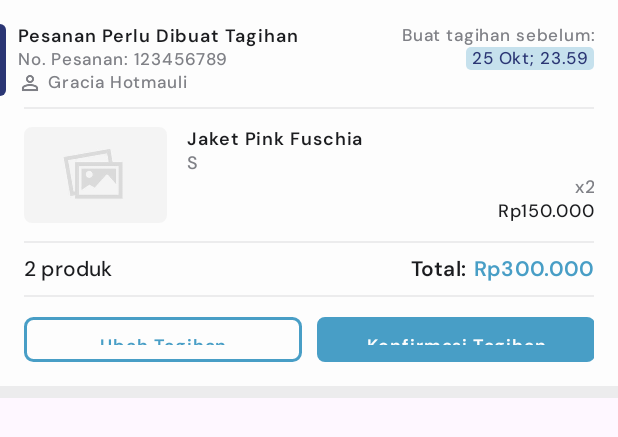
After one commit to shaulascr/ecommerce_serang, an Android app: the layout item_sells_order.xml on its own in the app's theme, with its tools: preview values and no code run, on a phone screen of 412 x 824 dp. The commit adds this screen. Shown: the top 437 px of the screen. Run offline under Robolectric (Android 15) with nearby library versions, the light colour scheme and no system bars; network calls fail.

Commit message:
ui update sells

```diff
--- /dev/null
+++ b/app/src/main/res/drawable/shape_sells_title.xml
@@ -0,0 +1,8 @@
+<?xml version="1.0" encoding="utf-8"?>
+<shape xmlns:android="http://schemas.android.com/apk/res/android"
+    android:shape="rectangle">
+    <solid android:color="@color/darkblue_500" />
+    <corners
+        android:topRightRadius="4dp"
+        android:bottomRightRadius="4dp"/>
+</shape>
--- a/app/src/main/res/layout/activity_my_store.xml
+++ b/app/src/main/res/layout/activity_my_store.xml
@@ -83,7 +83,7 @@
 
                 <View
                     android:id="@+id/line_profile"
-                    android:layout_width="380dp"
+                    android:layout_width="match_parent"
                     android:layout_height="1dp"
                     android:layout_marginTop="10dp"
                     android:background="@color/black_50"
--- /dev/null
+++ b/app/src/main/res/layout/item_sells_order.xml
@@ -0,0 +1,292 @@
+<?xml version="1.0" encoding="utf-8"?>
+<androidx.constraintlayout.widget.ConstraintLayout xmlns:android="http://schemas.android.com/apk/res/android"
+    xmlns:app="http://schemas.android.com/apk/res-auto"
+    android:layout_width="match_parent"
+    android:layout_height="wrap_content"
+    android:background="@color/white"
+    android:paddingTop="16dp">
+
+    <!-- Order Header -->
+    <View
+        android:id="@+id/shape_sells_title"
+        android:layout_width="4dp"
+        android:layout_height="48dp"
+        android:background="@drawable/shape_sells_title"
+        app:layout_constraintStart_toStartOf="parent"
+        app:layout_constraintTop_toTopOf="parent"/>
+
+    <LinearLayout
+        android:id="@+id/layout_order_header"
+        android:layout_width="220dp"
+        android:layout_height="wrap_content"
+        android:layout_marginStart="12dp"
+        app:layout_constraintStart_toStartOf="@id/shape_sells_title"
+        app:layout_constraintTop_toTopOf="parent"
+        android:orientation="vertical">
+
+        <TextView
+            android:id="@+id/tv_order_title"
+            style="@style/label_medium_prominent"
+            android:layout_width="match_parent"
+            android:layout_height="wrap_content"
+            android:maxLines="1"
+            android:text="Pesanan Perlu Dibuat Tagihan"/>
+
+        <TextView
+            android:id="@+id/tv_order_number"
+            style="@style/label_small"
+            android:layout_width="match_parent"
+            android:layout_height="wrap_content"
+            android:maxLines="1"
+            android:textColor="@color/black_300"
+            android:text="No. Pesanan: 123456789"/>
+
+        <LinearLayout
+            android:layout_width="match_parent"
+            android:layout_height="wrap_content"
+            android:orientation="horizontal">
+
+            <ImageView
+                android:layout_width="16dp"
+                android:layout_height="16dp"
+                android:src="@drawable/ic_person"/>
+
+            <TextView
+                android:id="@+id/tv_order_customer"
+                style="@style/label_small"
+                android:layout_width="match_parent"
+                android:layout_height="wrap_content"
+                android:maxLines="1"
+                android:layout_marginStart="4dp"
+                android:textColor="@color/black_300"
+                android:text="Gracia Hotmauli"/>
+
+        </LinearLayout>
+
+    </LinearLayout>
+
+    <LinearLayout
+        android:layout_width="wrap_content"
+        android:layout_height="wrap_content"
+        app:layout_constraintEnd_toEndOf="parent"
+        app:layout_constraintTop_toTopOf="parent"
+        android:orientation="vertical"
+        android:layout_marginEnd="16dp"
+        android:gravity="end">
+
+        <TextView
+            android:layout_width="150dp"
+            android:layout_height="wrap_content"
+            android:maxLines="1"
+            style="@style/label_small"
+            android:textAlignment="textEnd"
+            android:text="Buat tagihan sebelum:"
+            android:textColor="@color/black_300" />
+
+        <TextView
+            android:id="@+id/tv_order_due"
+            android:layout_width="wrap_content"
+            android:layout_height="wrap_content"
+            android:text="25 Okt; 23.59"
+            style="@style/label_small"
+            android:paddingHorizontal="4dp"
+            android:textColor="@color/darkblue_500"
+            android:background="@drawable/bg_product_active" />
+
+    </LinearLayout>
+
+    <!-- Order Detail -->
+    <LinearLayout
+        android:id="@+id/layout_order_detail"
+        android:layout_width="wrap_content"
+        android:layout_height="wrap_content"
+        app:layout_constraintStart_toStartOf="parent"
+        app:layout_constraintTop_toBottomOf="@id/layout_order_header"
+        android:paddingHorizontal="16dp"
+        android:layout_marginTop="8dp"
+        android:orientation="vertical">
+
+        <View
+            android:layout_width="match_parent"
+            android:layout_height="1dp"
+            android:background="@color/black_50"/>
+
+        <!-- Product Detail -->
+        <androidx.constraintlayout.widget.ConstraintLayout
+            android:id="@+id/layout_order_product_detail"
+            android:layout_width="match_parent"
+            android:layout_height="wrap_content"
+            android:paddingVertical="12dp">
+
+            <com.google.android.material.imageview.ShapeableImageView
+                android:id="@+id/iv_order_product"
+                android:layout_width="95dp"
+                android:layout_height="64dp"
+                android:src="@drawable/placeholder_image"
+                android:scaleType="centerCrop"
+                android:contentDescription="Order Product Image"
+                app:shapeAppearanceOverlay="@style/store_product_image"
+                app:layout_constraintStart_toStartOf="parent"
+                app:layout_constraintTop_toTopOf="parent"/>
+
+            <LinearLayout
+                android:layout_width="0dp"
+                android:layout_height="wrap_content"
+                android:orientation="vertical"
+                android:layout_marginStart="13dp"
+                app:layout_constraintStart_toEndOf="@id/iv_order_product"
+                app:layout_constraintEnd_toEndOf="parent"
+                app:layout_constraintTop_toTopOf="parent">
+
+                <TextView
+                    android:id="@+id/tv_order_product_name"
+                    android:layout_width="match_parent"
+                    android:layout_height="wrap_content"
+                    android:maxLines="1"
+                    android:text="Jaket Pink Fuschia"
+                    style="@style/label_medium_prominent"/>
+
+                <TextView
+                    android:id="@+id/tv_order_product_variant"
+                    android:layout_width="match_parent"
+                    android:layout_height="wrap_content"
+                    android:maxLines="1"
+                    android:text="S"
+                    style="@style/label_medium"
+                    android:textColor="@color/black_300"/>
+
+            </LinearLayout>
+
+            <LinearLayout
+                android:layout_width="0dp"
+                android:layout_height="wrap_content"
+                android:orientation="vertical"
+                android:layout_marginStart="13dp"
+                android:gravity="end"
+                app:layout_constraintStart_toEndOf="@id/iv_order_product"
+                app:layout_constraintEnd_toEndOf="parent"
+                app:layout_constraintBottom_toBottomOf="@id/iv_order_product">
+
+                <TextView
+                    android:id="@+id/tv_order_product_qty"
+                    android:layout_width="match_parent"
+                    android:layout_height="wrap_content"
+                    android:maxLines="1"
+                    android:text="x2"
+                    style="@style/label_medium"
+                    android:textColor="@color/black_300"
+                    android:textAlignment="textEnd"/>
+
+                <TextView
+                    android:id="@+id/tv_order_product_price"
+                    android:layout_width="match_parent"
+                    android:layout_height="wrap_content"
+                    android:maxLines="1"
+                    android:text="Rp150.000"
+                    style="@style/label_medium"
+                    android:textAlignment="textEnd"/>
+
+            </LinearLayout>
+
+            <TextView
+                android:id="@+id/tv_see_more"
+                android:layout_width="match_parent"
+                android:layout_height="wrap_content"
+                android:focusable="true"
+                android:text="Lihat 3 produk lainnya"
+                android:gravity="center"
+                style="@style/label_small"
+                android:fontFamily="@font/dmsans_italic"
+                android:textColor="@color/black_300"
+                app:layout_constraintTop_toBottomOf="@id/iv_order_product"
+                app:layout_constraintStart_toStartOf="parent"
+                app:layout_constraintEnd_toEndOf="parent"
+                android:layout_marginVertical="8dp"
+                android:clickable="true"
+                android:visibility="gone"/>
+
+        </androidx.constraintlayout.widget.ConstraintLayout>
+
+        <View
+            android:layout_width="match_parent"
+            android:layout_height="1dp"
+            android:background="@color/black_50"/>
+
+        <!-- Total Price -->
+        <RelativeLayout
+            android:layout_width="match_parent"
+            android:layout_height="wrap_content"
+            android:paddingVertical="8dp">
+
+            <TextView
+                android:id="@+id/tv_order_qty"
+                android:layout_width="wrap_content"
+                android:layout_height="wrap_content"
+                android:text="2 produk"
+                style="@style/label_large"
+                android:layout_alignParentStart="true"/>
+
+            <LinearLayout
+                android:layout_width="wrap_content"
+                android:layout_height="wrap_content"
+                android:orientation="horizontal"
+                android:layout_alignParentEnd="true">
+
+                <TextView
+                    android:layout_width="wrap_content"
+                    android:layout_height="wrap_content"
+                    android:text="Total:"
+                    style="@style/label_large_prominent"
+                    android:textAlignment="textEnd"/>
+
+                <TextView
+                    android:id="@+id/tv_order_price"
+                    android:layout_width="wrap_content"
+                    android:layout_height="wrap_content"
+                    android:text="Rp300.000"
+                    style="@style/label_large_prominent"
+                    android:textColor="@color/blue_500"
+                    android:layout_marginStart="5dp"
+                    android:textAlignment="textEnd"/>
+
+            </LinearLayout>
+
+        </RelativeLayout>
+
+        <View
+            android:layout_width="match_parent"
+            android:layout_height="1dp"
+            android:background="@color/black_50"/>
+
+        <!-- Action Buttons -->
+
+        <LinearLayout
+            android:layout_width="match_parent"
+            android:layout_height="wrap_content"
+            android:layout_marginTop="13dp"
+            android:orientation="horizontal">
+
+            <Button
+                android:id="@+id/btn_edit_order"
+                style="@style/button.small.secondary.medium"
+                android:text="Ubah Tagihan"
+                android:layout_marginEnd="10dp"/>
+
+            <Button
+                android:id="@+id/btn_confirm_order"
+                style="@style/button.small.active.medium"
+                android:text="Konfirmasi Tagihan" />
+
+        </LinearLayout>
+
+    </LinearLayout>
+
+    <View
+        android:layout_width="match_parent"
+        android:layout_height="8dp"
+        android:background="@color/black_50"
+        android:layout_marginTop="16dp"
+        app:layout_constraintStart_toStartOf="parent"
+        app:layout_constraintTop_toBottomOf="@id/layout_order_detail"/>
+
+</androidx.constraintlayout.widget.ConstraintLayout>
--- a/app/src/main/res/layout/item_store_product.xml
+++ b/app/src/main/res/layout/item_store_product.xml
@@ -75,7 +75,7 @@
             </LinearLayout>
 
             <ImageView
-                android:id="@+id/ivMenu"
+                android:id="@+id/iv_menu"
                 android:layout_width="24dp"
                 android:layout_height="24dp"
                 android:src="@drawable/ic_more_vertical"
```
Also changed, not shown: app/src/main/res/drawable/ic_person.png (added).
